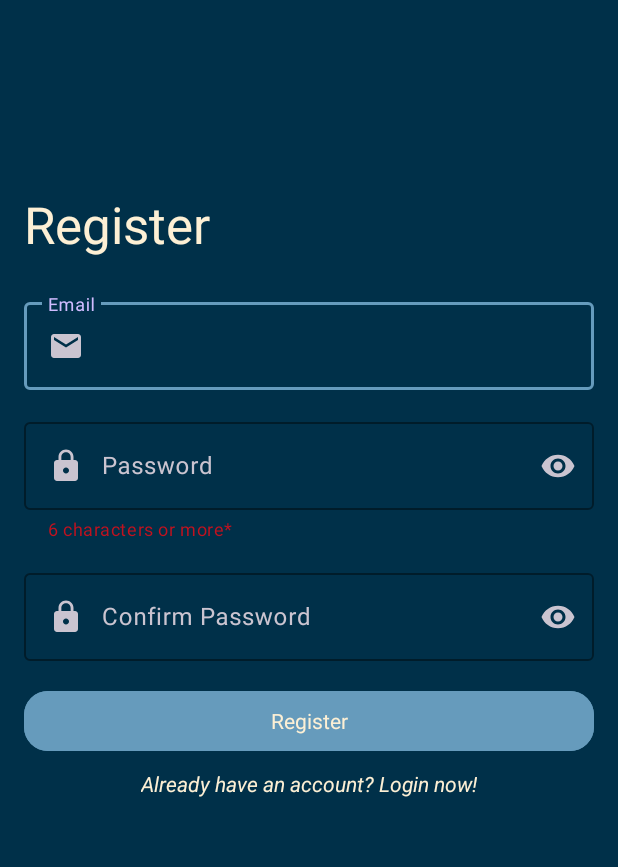
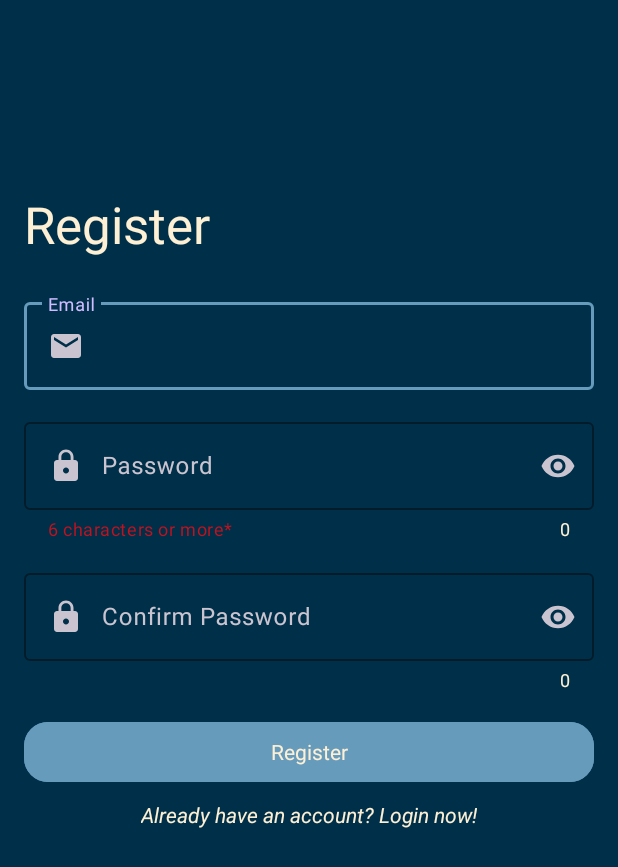
Before and after one commit to Sendiko/Homework-Manager-2.0, an Android app: the RegisterActivity screen opened directly, with no data from a screen before it, on a phone screen of 412 x 824 dp. Shown: the top 867 px of the screen. Run offline under Robolectric (Android 15) with nearby library versions, the phone set to English and light mode, and no system bars; our stand-ins replace Firebase (no records; nobody signed in at launch, a user with empty details on screens opened directly).

Commit message:
minur ui changes

```diff
--- a/app/src/main/res/layout/activity_login.xml
+++ b/app/src/main/res/layout/activity_login.xml
@@ -76,7 +76,7 @@
         app:layout_constraintEnd_toEndOf="parent"
         app:layout_constraintStart_toStartOf="parent"
         app:layout_constraintTop_toBottomOf="@+id/textInputLayout5"
-        tools:ignore="DuplicateSpeakableTextCheck" />
+        tools:ignore="DuplicateSpeakableTextCheck,TextContrastCheck" />
 
     <TextView
         android:id="@+id/text_register"
--- a/app/src/main/res/layout/activity_register.xml
+++ b/app/src/main/res/layout/activity_register.xml
@@ -41,6 +41,9 @@
         android:layout_marginTop="16dp"
         android:layout_marginEnd="16dp"
         app:boxStrokeColor="@color/lightblue"
+        app:counterEnabled="true"
+        app:counterOverflowTextColor="@color/lightblue"
+        app:counterTextColor="@color/almostwhite"
         app:endIconMode="password_toggle"
         app:helperText="6 characters or more*"
         app:helperTextTextColor="@color/red"
@@ -70,6 +73,9 @@
         android:layout_marginTop="16dp"
         android:layout_marginEnd="16dp"
         app:boxStrokeColor="@color/lightblue"
+        app:counterEnabled="true"
+        app:counterOverflowTextColor="@color/lightblue"
+        app:counterTextColor="@color/almostwhite"
         app:endIconMode="password_toggle"
         app:layout_constraintEnd_toEndOf="parent"
         app:layout_constraintStart_toStartOf="parent"
@@ -102,7 +108,8 @@
         android:textColor="@color/almostwhite"
         app:layout_constraintEnd_toEndOf="parent"
         app:layout_constraintStart_toStartOf="parent"
-        app:layout_constraintTop_toBottomOf="@+id/textInputLayout3" />
+        app:layout_constraintTop_toBottomOf="@+id/textInputLayout3"
+        tools:ignore="DuplicateSpeakableTextCheck,TextContrastCheck" />
 
     <TextView
         android:id="@+id/text_login"
```
